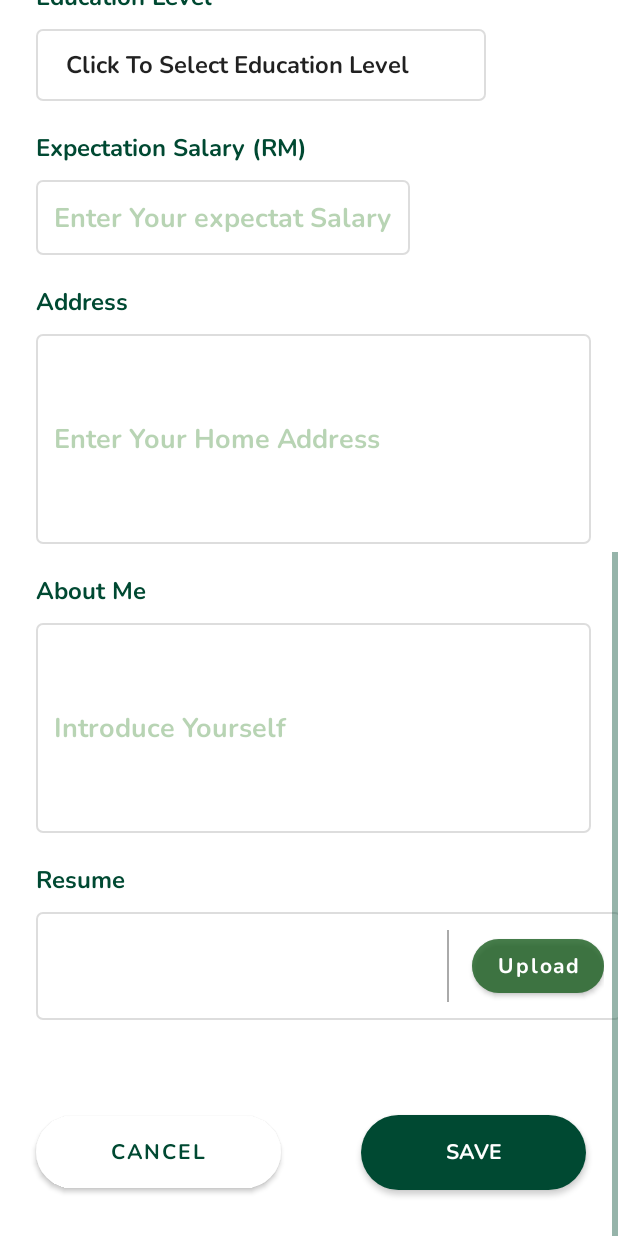
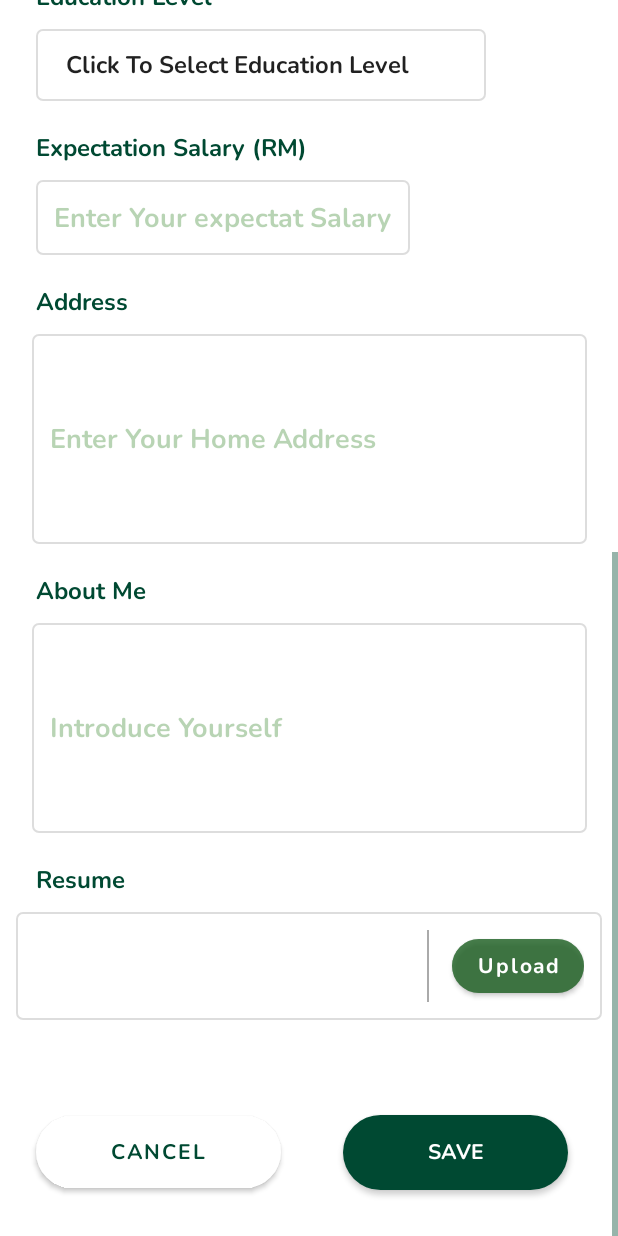
Before and after one commit to WeiChin04/EasyJob, an Android app: the EditUserProfileFragment screen opened through its navigation route, scrolled down 664 dp, on a phone screen of 412 x 824 dp. Run offline under Robolectric (Android 15) with nearby library versions, the phone set to English and light mode, and no system bars; our stand-ins replace CircleImageView, Firebase (no records; nobody signed in at launch, a user with empty details on screens opened directly), navigation-ui; pictures from the network do not load.

Commit message:
employer home bug solve

```diff
--- a/app/src/main/res/layout/fragment_edit_user_profile.xml
+++ b/app/src/main/res/layout/fragment_edit_user_profile.xml
@@ -214,9 +214,11 @@
             android:layout_width="370dp"
             android:layout_height="140dp"
             android:layout_marginTop="10dp"
+            android:layout_marginEnd="24dp"
             android:hint="@string/enter_your_home_address"
             android:importantForAutofill="no"
             android:inputType="textMultiLine"
+            app:layout_constraintEnd_toEndOf="parent"
             app:layout_constraintStart_toStartOf="@+id/tv_user_address_title"
             app:layout_constraintTop_toBottomOf="@+id/tv_user_address_title" />
 
@@ -236,9 +238,11 @@
             android:layout_width="370dp"
             android:layout_height="140dp"
             android:layout_marginTop="10dp"
+            android:layout_marginEnd="24dp"
             android:hint="@string/introduce_yourself"
             android:importantForAutofill="no"
             android:inputType="textMultiLine"
+            app:layout_constraintEnd_toEndOf="parent"
             app:layout_constraintStart_toStartOf="@+id/tv_user_about_me_title"
             app:layout_constraintTop_toBottomOf="@+id/tv_user_about_me_title" />
 
@@ -259,7 +263,9 @@
             android:layout_width="wrap_content"
             android:layout_height="wrap_content"
             android:layout_marginTop="10dp"
+            android:layout_marginEnd="24dp"
             android:orientation="horizontal"
+            app:layout_constraintEnd_toEndOf="parent"
             app:layout_constraintStart_toStartOf="@+id/tv_user_resume_title"
             app:layout_constraintTop_toBottomOf="@+id/tv_user_resume_title">
 
@@ -307,6 +313,7 @@
             android:layout_width="150dp"
             android:layout_height="50dp"
             android:layout_marginStart="32dp"
+            android:layout_marginEnd="24dp"
             android:text="@string/save"
             app:layout_constraintBottom_toBottomOf="@+id/btnCancel"
             app:layout_constraintEnd_toEndOf="parent"
--- a/app/src/main/res/layout/fragment_employer_job_form.xml
+++ b/app/src/main/res/layout/fragment_employer_job_form.xml
@@ -128,10 +128,12 @@
             android:layout_width="370dp"
             android:layout_height="140dp"
             android:layout_marginTop="8dp"
+            android:layout_marginEnd="24dp"
             android:ems="10"
             android:hint="@string/job_requirement_hint"
             android:inputType="textMultiLine"
             android:minHeight="48dp"
+            app:layout_constraintEnd_toEndOf="parent"
             app:layout_constraintStart_toStartOf="@+id/tvJobRequirement"
             app:layout_constraintTop_toBottomOf="@+id/tvJobRequirement" />
 
@@ -151,9 +153,11 @@
             android:layout_width="370dp"
             android:layout_height="140dp"
             android:layout_marginTop="8dp"
+            android:layout_marginEnd="24dp"
             android:ems="10"
             android:hint="@string/responsibilities_hint"
             android:inputType="textMultiLine"
+            app:layout_constraintEnd_toEndOf="parent"
             app:layout_constraintStart_toStartOf="@+id/tvResponsibilities"
             app:layout_constraintTop_toBottomOf="@+id/tvResponsibilities" />
 
@@ -184,10 +188,12 @@
             android:layout_width="370dp"
             android:layout_height="wrap_content"
             android:layout_marginTop="8dp"
+            android:layout_marginEnd="24dp"
             android:ems="10"
             android:hint="@string/workplace_hint"
             android:inputType="textPersonName"
             android:minHeight="48dp"
+            app:layout_constraintEnd_toEndOf="parent"
             app:layout_constraintStart_toStartOf="@+id/tvWorkPlace"
             app:layout_constraintTop_toBottomOf="@+id/tvWorkPlace" />
 
--- a/app/src/main/res/layout/fragment_user_my_job.xml
+++ b/app/src/main/res/layout/fragment_user_my_job.xml
@@ -36,7 +36,7 @@
     <androidx.swiperefreshlayout.widget.SwipeRefreshLayout
         android:id="@+id/swipeRefreshLayout"
         android:layout_width="wrap_content"
-        android:layout_height="wrap_content"
+        android:layout_height="0dp"
         app:layout_constraintEnd_toEndOf="parent"
         app:layout_constraintStart_toStartOf="parent"
         app:layout_constraintTop_toBottomOf="@+id/appBarLayout">
```
Also changed, not shown: app/src/main/java/com/example/easyjob/employer/jobAnalysisAdapter.kt (+10 -9 lines), app/src/main/res/layout/fragment_edit_employer_profile.xml (+7 -2 lines).
